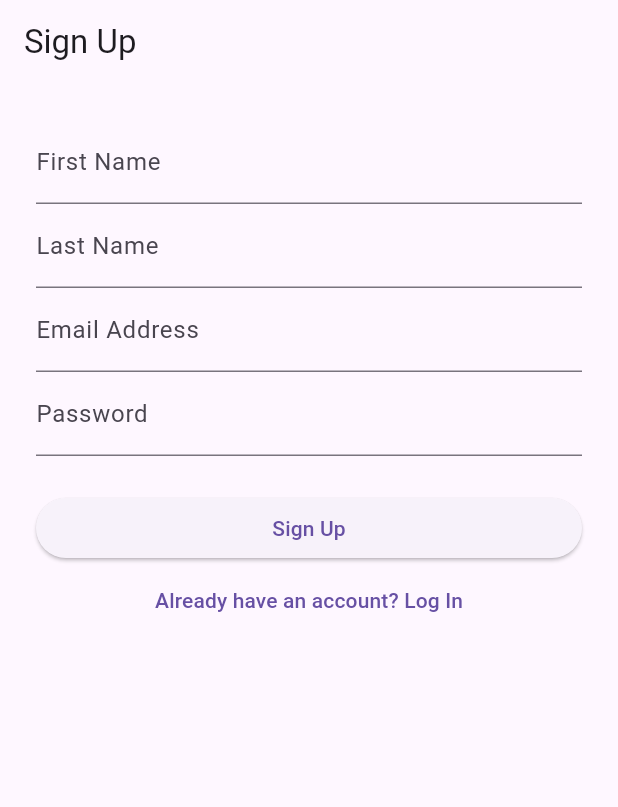
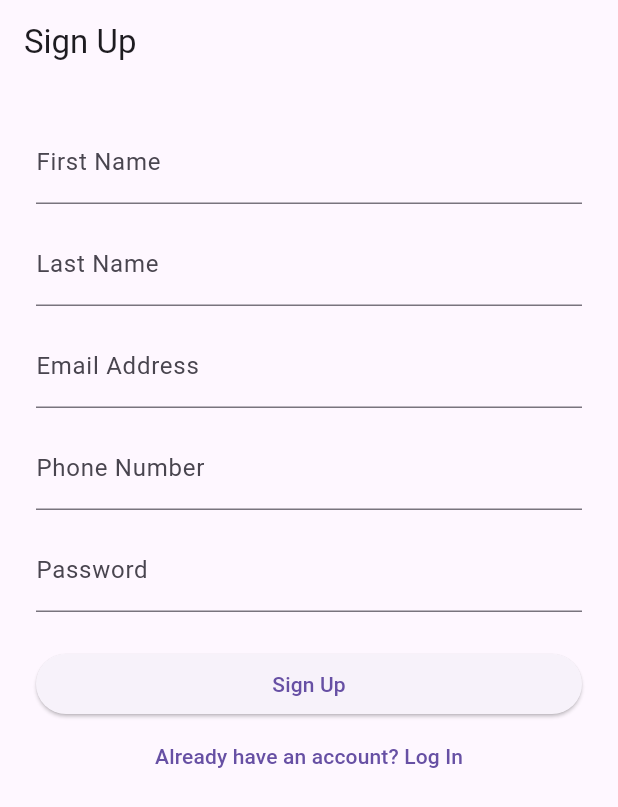
Before and after one commit to Natchanan001/Carekids, a Flutter app: the RegisterScreen screen opened directly, on a phone screen of 412 x 824 dp. Shown: the top 807 px of the screen. Run offline on Flutter 3.47's test engine with Material 3 defaults, Android fonts, the phone set to English and light mode, and no system bars; our stand-ins replace flutter_dotenv, supabase_flutter; accounts and stored records are empty.

Commit message:
feat(auth): add phone number for registration

```diff
--- a/lib/features/auth/screens/onboarding_screen.dart
+++ b/lib/features/auth/screens/onboarding_screen.dart
@@ -70,6 +70,7 @@ class _OnboardingScreenState extends State<OnboardingScreen> {
         'family_id': family['id'],
         'first_name': meta['first_name'] ?? '',
         'last_name': meta['last_name'] ?? '',
+        'phone_number': meta['phone_number'] ?? '',
         'role': 'admin',
         'onboarding_complete': false,
       });
--- a/lib/features/auth/screens/register_screen.dart
+++ b/lib/features/auth/screens/register_screen.dart
@@ -1,7 +1,6 @@
 import 'package:flutter/material.dart';
 import 'package:supabase_flutter/supabase_flutter.dart';
 import 'package:carekids/features/auth/screens/login_screen.dart';
-import 'package:carekids/features/auth/screens/auth_gate.dart';
 
 class RegisterScreen extends StatefulWidget {
   const RegisterScreen({super.key});
@@ -14,35 +13,49 @@ class _RegisterScreenState extends State<RegisterScreen> {
   final _firstNameController = TextEditingController();
   final _lastNameController = TextEditingController();
   final _emailController = TextEditingController();
+  final _phoneController = TextEditingController();
   final _passwordController = TextEditingController();
   bool _isLoading = false;
 
   Future<void> _register() async {
+    if (_firstNameController.text.isEmpty ||
+        _lastNameController.text.isEmpty ||
+        _emailController.text.isEmpty ||
+        _phoneController.text.isEmpty ||
+        _passwordController.text.isEmpty) {
+      ScaffoldMessenger.of(context).showSnackBar(
+        const SnackBar(content: Text('Please fill in all fields')),
+      );
+      return;
+    }
+
+    // 🌟 Phone Number ต้องเป็นตัวเลขเท่านั้น ตาม spec ใหม่
+    final phoneDigitsOnly = RegExp(r'^[0-9]+$');
+    if (!phoneDigitsOnly.hasMatch(_phoneController.text.trim())) {
+      ScaffoldMessenger.of(context).showSnackBar(
+        const SnackBar(content: Text('Phone number must contain digits only')),
+      );
+      return;
+    }
+
     setState(() => _isLoading = true);
 
     try {
       final supabase = Supabase.instance.client;
 
-      // 1. Sign up for Authentication
       await supabase.auth.signUp(
         email: _emailController.text.trim(),
         password: _passwordController.text,
         data: {
           'first_name': _firstNameController.text.trim(),
           'last_name': _lastNameController.text.trim(),
+          'phone_number': _phoneController.text.trim(),
         },
       );
 
-      // เมื่อสมัครสำเร็จ ให้เคลียร์หน้าจอแล้วส่งกลับไปหา AuthGate
       if (mounted) {
         ScaffoldMessenger.of(context).showSnackBar(
           const SnackBar(content: Text('Registration successful!')),
-        );
-
-        // ทลาย Stack ทิ้งให้หมดแล้ววาร์ปไปเริ่มนับหนึ่งใหม่ที่ AuthGate
-        Navigator.of(context).pushAndRemoveUntil(
-          MaterialPageRoute(builder: (_) => const AuthGate()),
-          (route) => false,
         );
       }
     } catch (e) {
@@ -52,7 +65,7 @@ class _RegisterScreenState extends State<RegisterScreen> {
         );
       }
     } finally {
-      setState(() => _isLoading = false);
+      if (mounted) setState(() => _isLoading = false);
     }
   }
 
@@ -60,7 +73,7 @@ class _RegisterScreenState extends State<RegisterScreen> {
   Widget build(BuildContext context) {
     return Scaffold(
       appBar: AppBar(title: const Text('Sign Up')),
-      body: Padding(
+      body: SingleChildScrollView(
         padding: const EdgeInsets.all(24),
         child: Column(
           children: [
@@ -68,15 +81,24 @@ class _RegisterScreenState extends State<RegisterScreen> {
               controller: _firstNameController,
               decoration: const InputDecoration(labelText: 'First Name'),
             ),
+            const SizedBox(height: 12),
             TextField(
               controller: _lastNameController,
               decoration: const InputDecoration(labelText: 'Last Name'),
             ),
+            const SizedBox(height: 12),
             TextField(
               controller: _emailController,
               decoration: const InputDecoration(labelText: 'Email Address'),
               keyboardType: TextInputType.emailAddress,
             ),
+            const SizedBox(height: 12),
+            TextField(
+              controller: _phoneController,
+              decoration: const InputDecoration(labelText: 'Phone Number'),
+              keyboardType: TextInputType.phone,
+            ),
+            const SizedBox(height: 12),
             TextField(
               controller: _passwordController,
               decoration: const InputDecoration(labelText: 'Password'),
@@ -88,7 +110,11 @@ class _RegisterScreenState extends State<RegisterScreen> {
               child: ElevatedButton(
                 onPressed: _isLoading ? null : _register,
                 child: _isLoading
-                    ? const CircularProgressIndicator()
+                    ? const SizedBox(
+                        height: 20,
+                        width: 20,
+                        child: CircularProgressIndicator(strokeWidth: 2, color: Colors.white),
+                      )
                     : const Text('Sign Up'),
               ),
             ),
```
